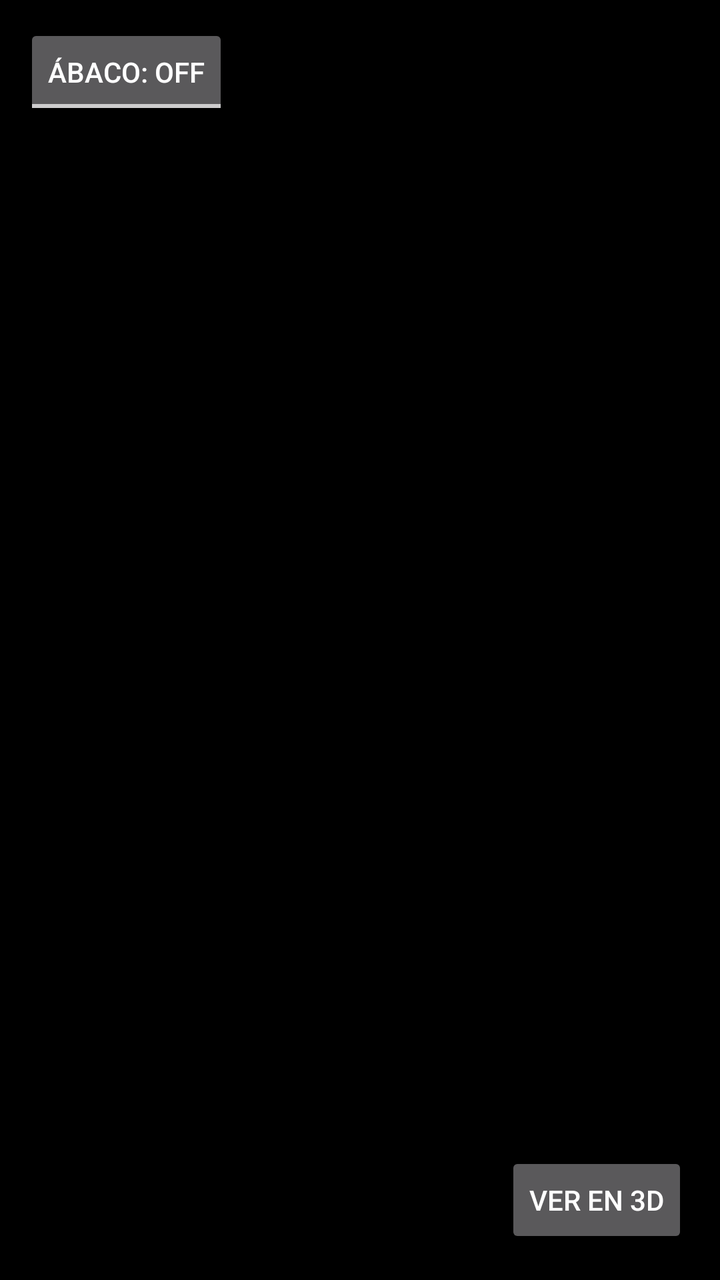
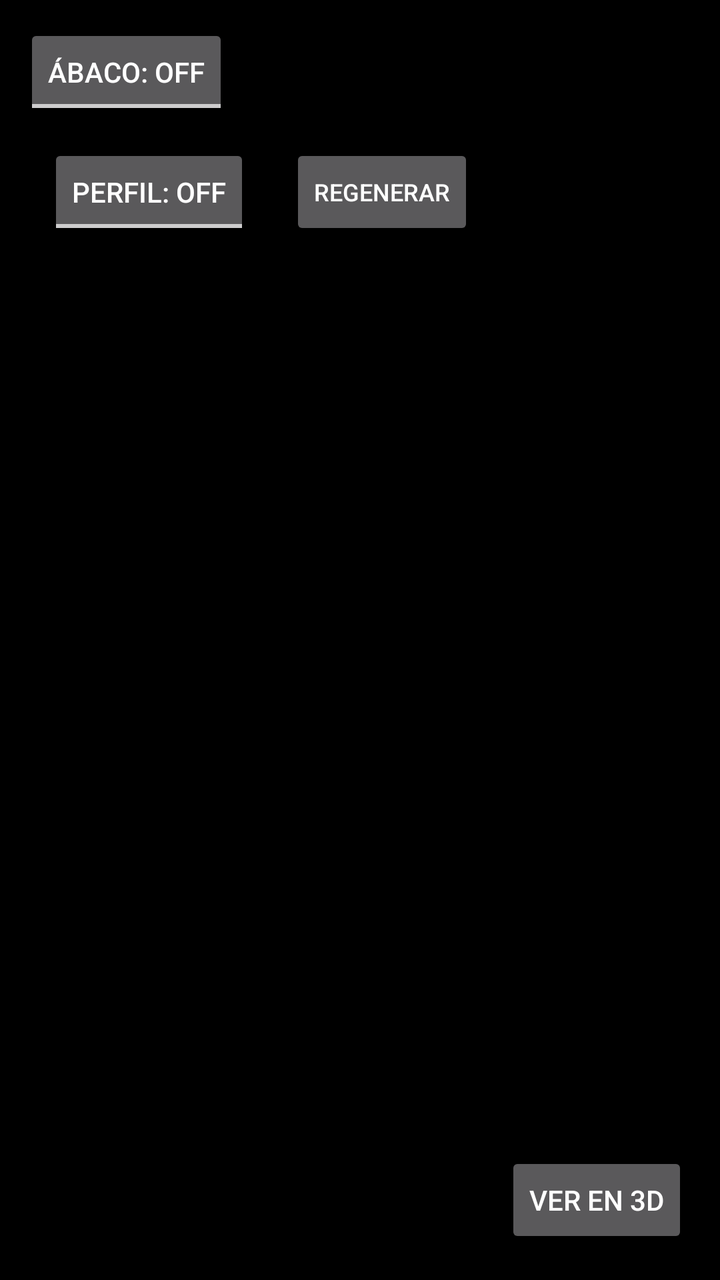

Two renders of the same Android screen: before a commit and after it. Below are the layout's source before the change and the commit's diff.
<!-- AndroidManifest.xml: activity theme Theme.AppCompat.NoActionBar -->
<!-- res/layout/activity_analysis.xml -->
<?xml version="1.0" encoding="utf-8"?>
<RelativeLayout
    xmlns:android="http://schemas.android.com/apk/res/android"
    xmlns:tools="http://schemas.android.com/tools"
    android:layout_width="match_parent"
    android:layout_height="match_parent"
    android:background="@android:color/black"
    tools:context=".AnalysisActivity">

    <ImageView
        android:id="@+id/panoramaImageView"
        android:layout_width="match_parent"
        android:layout_height="wrap_content"
        android:layout_centerInParent="true"
        android:scaleType="fitCenter"
        android:contentDescription="Panorama 360" />

    <ToggleButton
        android:id="@+id/btnSolarChart"
        android:layout_width="wrap_content"
        android:layout_height="wrap_content"
        android:textOn="Ábaco: ON"
        android:textOff="Ábaco: OFF"
        android:padding="12dp"
        android:layout_margin="12dp"/>

    <ProgressBar
        android:id="@+id/loadingIndicator"
        android:layout_width="wrap_content"
        android:layout_height="wrap_content"
        android:layout_centerInParent="true"
        android:visibility="gone" />

    <Button
        android:id="@+id/btnOpen3d"
        android:layout_width="wrap_content"
        android:layout_height="wrap_content"
        android:layout_alignParentBottom="true"
        android:layout_alignParentEnd="true"
        android:layout_margin="16dp"
        android:text="Ver en 3D" />

</RelativeLayout>
<!-- resources referenced by this layout -->
<resources>

</resources>

<!-- the commit's change to res/layout/activity_analysis.xml (unified diff, before → after) -->
@@ -24,6 +24,29 @@
         android:padding="12dp"
         android:layout_margin="12dp"/>
 
+    <ToggleButton
+        android:id="@+id/btnHorizonProfile"
+        android:layout_width="wrap_content"
+        android:layout_height="wrap_content"
+        android:layout_below="@id/btnSolarChart"
+        android:layout_alignStart="@id/btnSolarChart"
+        android:textOn="Perfil: ON"
+        android:textOff="Perfil: OFF"
+        android:padding="12dp"
+        android:layout_marginStart="12dp"
+        android:layout_marginEnd="12dp"/>
+
+    <Button
+        android:id="@+id/btnRegenerateProfile"
+        android:layout_width="wrap_content"
+        android:layout_height="wrap_content"
+        android:layout_alignTop="@id/btnHorizonProfile"
+        android:layout_toEndOf="@id/btnHorizonProfile"
+        android:layout_marginStart="8dp"
+        android:padding="12dp"
+        android:text="Regenerar"
+        android:textSize="12sp"/>
+
     <ProgressBar
         android:id="@+id/loadingIndicator"
         android:layout_width="wrap_content"
